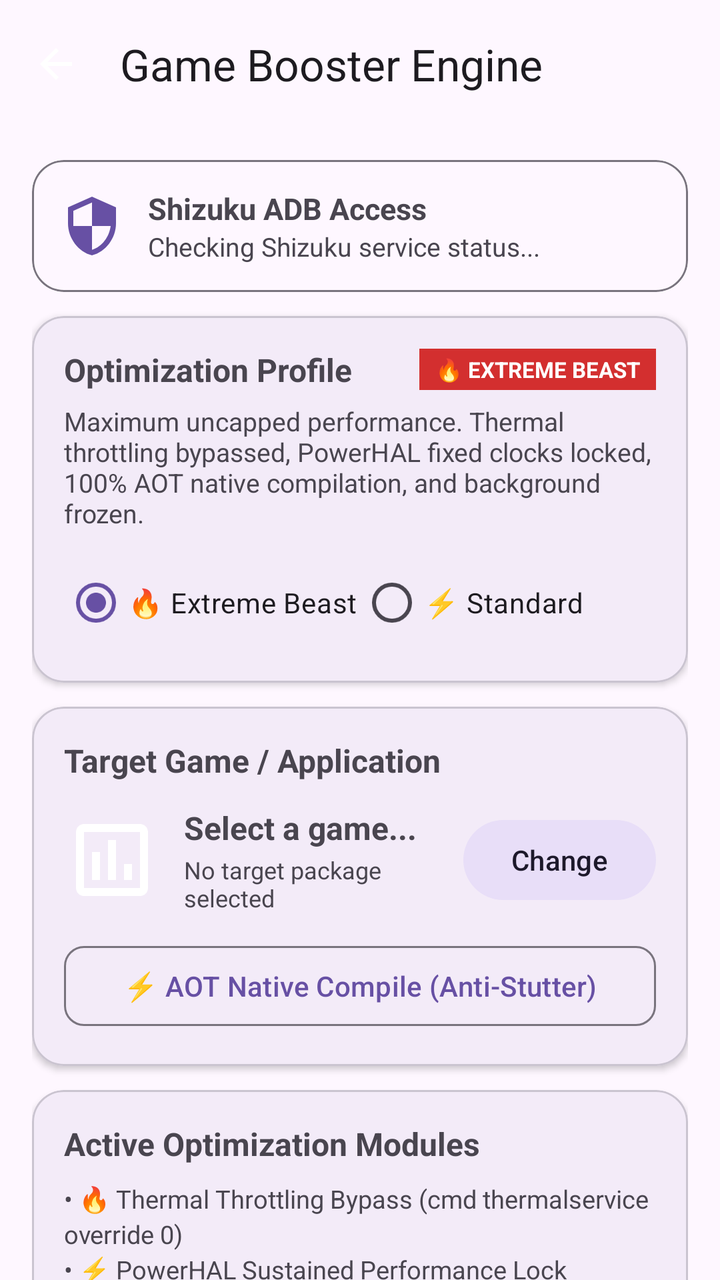
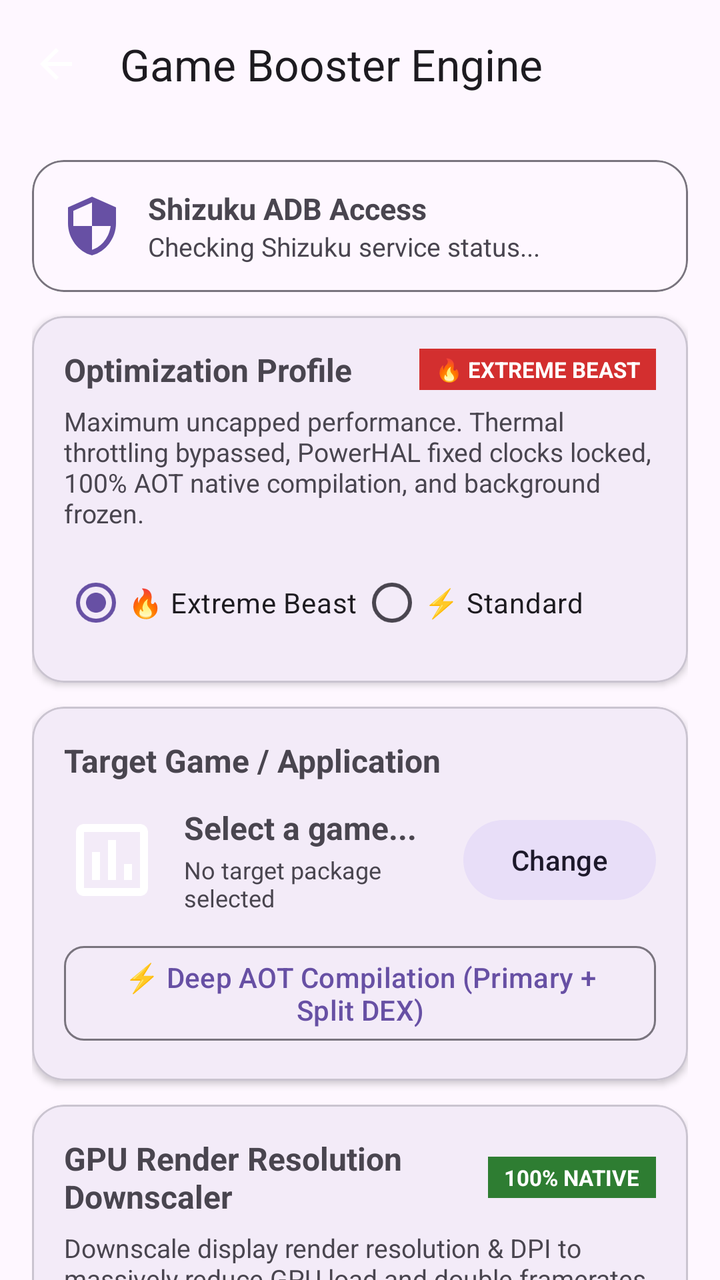

Before-and-after screenshots of an Android layout around one commit, followed by the original layout XML and the change that was made.
<!-- AndroidManifest.xml: application theme Theme.NdiMonitor -->
<!-- res/layout/activity_game_booster.xml -->
<?xml version="1.0" encoding="utf-8"?>
<androidx.coordinatorlayout.widget.CoordinatorLayout
    xmlns:android="http://schemas.android.com/apk/res/android"
    xmlns:app="http://schemas.android.com/apk/res-auto"
    xmlns:tools="http://schemas.android.com/tools"
    android:layout_width="match_parent"
    android:layout_height="match_parent"
    android:background="?android:attr/colorBackground">

    <com.google.android.material.appbar.AppBarLayout
        android:layout_width="match_parent"
        android:layout_height="wrap_content"
        android:fitsSystemWindows="true">

        <com.google.android.material.appbar.MaterialToolbar
            android:id="@+id/toolbar"
            android:layout_width="match_parent"
            android:layout_height="?attr/actionBarSize"
            app:navigationIcon="@drawable/ic_arrow_back_24"
            app:title="Game Booster Engine" />

    </com.google.android.material.appbar.AppBarLayout>

    <androidx.core.widget.NestedScrollView
        android:layout_width="match_parent"
        android:layout_height="match_parent"
        app:layout_behavior="@string/appbar_scrolling_view_behavior">

        <LinearLayout
            android:layout_width="match_parent"
            android:layout_height="wrap_content"
            android:orientation="vertical"
            android:padding="16dp">

            
            <com.google.android.material.card.MaterialCardView
                android:id="@+id/cardShizukuStatus"
                android:layout_width="match_parent"
                android:layout_height="wrap_content"
                android:layout_marginBottom="12dp"
                app:cardCornerRadius="16dp"
                app:cardElevation="0dp"
                app:strokeColor="?attr/colorOutline"
                app:strokeWidth="1dp">

                <LinearLayout
                    android:layout_width="match_parent"
                    android:layout_height="wrap_content"
                    android:orientation="horizontal"
                    android:padding="14dp"
                    android:gravity="center_vertical">

                    <ImageView
                        android:id="@+id/imgShizukuIcon"
                        android:layout_width="32dp"
                        android:layout_height="32dp"
                        android:src="@drawable/ic_security_24"
                        app:tint="?attr/colorPrimary" />

                    <LinearLayout
                        android:layout_width="0dp"
                        android:layout_height="wrap_content"
                        android:layout_weight="1"
                        android:layout_marginStart="12dp"
                        android:orientation="vertical">

                        <TextView
                            android:id="@+id/tvShizukuTitle"
                            android:layout_width="wrap_content"
                            android:layout_height="wrap_content"
                            android:text="Shizuku ADB Access"
                            android:textSize="15sp"
                            android:textStyle="bold" />

                        <TextView
                            android:id="@+id/tvShizukuDesc"
                            android:layout_width="wrap_content"
                            android:layout_height="wrap_content"
                            android:text="Checking Shizuku service status..."
                            android:textSize="13sp"
                            android:textColor="?android:attr/textColorSecondary" />
                    </LinearLayout>

                    <com.google.android.material.button.MaterialButton
                        android:id="@+id/btnGrantShizuku"
                        android:layout_width="wrap_content"
                        android:layout_height="wrap_content"
                        android:text="Grant"
                        android:visibility="gone"
                        style="@style/Widget.Material3.Button.TonalButton" />
                </LinearLayout>
            </com.google.android.material.card.MaterialCardView>

            
            <com.google.android.material.card.MaterialCardView
                android:layout_width="match_parent"
                android:layout_height="wrap_content"
                android:layout_marginBottom="12dp"
                app:cardCornerRadius="16dp"
                app:cardElevation="2dp">

                <LinearLayout
                    android:layout_width="match_parent"
                    android:layout_height="wrap_content"
                    android:orientation="vertical"
                    android:padding="16dp">

                    <LinearLayout
                        android:layout_width="match_parent"
                        android:layout_height="wrap_content"
                        android:orientation="horizontal"
                        android:gravity="center_vertical">

                        <TextView
                            android:layout_width="0dp"
                            android:layout_height="wrap_content"
                            android:layout_weight="1"
                            android:text="Optimization Profile"
                            android:textSize="16sp"
                            android:textStyle="bold" />

                        <TextView
                            android:id="@+id/tvModeBadge"
                            android:layout_width="wrap_content"
                            android:layout_height="wrap_content"
                            android:background="#D32F2F"
                            android:paddingHorizontal="8dp"
                            android:paddingVertical="3dp"
                            android:text="🔥 EXTREME BEAST"
                            android:textColor="#FFFFFF"
                            android:textSize="11sp"
                            android:textStyle="bold" />
                    </LinearLayout>

                    <TextView
                        android:id="@+id/tvModeDescription"
                        android:layout_width="wrap_content"
                        android:layout_height="wrap_content"
                        android:text="Maximum uncapped performance. Thermal throttling bypassed, PowerHAL fixed clocks locked, 100% AOT native compilation, and background frozen."
                        android:textSize="13sp"
                        android:textColor="?android:attr/textColorSecondary"
                        android:layout_marginTop="6dp" />

                    <RadioGroup
                        android:id="@+id/rgBoostMode"
                        android:layout_width="match_parent"
                        android:layout_height="wrap_content"
                        android:orientation="horizontal"
                        android:layout_marginTop="12dp">

                        <RadioButton
                            android:id="@+id/rbExtremeBeast"
                            android:layout_width="0dp"
                            android:layout_height="wrap_content"
                            android:layout_weight="1"
                            android:checked="true"
                            android:text="🔥 Extreme Beast" />

                        <RadioButton
                            android:id="@+id/rbStandardBoost"
                            android:layout_width="0dp"
                            android:layout_height="wrap_content"
                            android:layout_weight="1"
                            android:text="⚡ Standard" />
                    </RadioGroup>
                </LinearLayout>
            </com.google.android.material.card.MaterialCardView>

            
            <com.google.android.material.card.MaterialCardView
                android:id="@+id/cardTargetGame"
                android:layout_width="match_parent"
                android:layout_height="wrap_content"
                android:layout_marginBottom="12dp"
                app:cardCornerRadius="16dp"
                app:cardElevation="2dp">

                <LinearLayout
                    android:layout_width="match_parent"
                    android:layout_height="wrap_content"
                    android:orientation="vertical"
                    android:padding="16dp">

                    <TextView
                        android:layout_width="wrap_content"
                        android:layout_height="wrap_content"
                        android:text="Target Game / Application"
                        android:textSize="16sp"
                        android:textStyle="bold" />

                    <LinearLayout
                        android:layout_width="match_parent"
                        android:layout_height="wrap_content"
                        android:gravity="center_vertical"
                        android:orientation="horizontal"
                        android:layout_marginTop="12dp">

                        <ImageView
                            android:id="@+id/imgSelectedGameIcon"
                            android:layout_width="48dp"
                            android:layout_height="48dp"
                            android:src="@drawable/ic_stat_fps" />

                        <LinearLayout
                            android:layout_width="0dp"
                            android:layout_height="wrap_content"
                            android:layout_marginStart="12dp"
                            android:layout_weight="1"
                            android:orientation="vertical">

                            <TextView
                                android:id="@+id/tvSelectedGameName"
                                android:layout_width="wrap_content"
                                android:layout_height="wrap_content"
                                android:text="Select a game..."
                                android:textSize="16sp"
                                android:textStyle="bold" />

                            <TextView
                                android:id="@+id/tvSelectedGamePackage"
                                android:layout_width="wrap_content"
                                android:layout_height="wrap_content"
                                android:layout_marginTop="2dp"
                                android:text="No target package selected"
                                android:textColor="?android:attr/textColorSecondary"
                                android:textSize="12sp" />
                        </LinearLayout>

                        <com.google.android.material.button.MaterialButton
                            android:id="@+id/btnChangeGame"
                            android:layout_width="wrap_content"
                            android:layout_height="wrap_content"
                            android:text="Change"
                            style="@style/Widget.Material3.Button.TonalButton" />
                    </LinearLayout>

                    <LinearLayout
                        android:layout_width="match_parent"
                        android:layout_height="wrap_content"
                        android:orientation="horizontal"
                        android:layout_marginTop="12dp">

                        <com.google.android.material.button.MaterialButton
                            android:id="@+id/btnCompileAotOnly"
                            android:layout_width="match_parent"
                            android:layout_height="wrap_content"
                            android:text="⚡ AOT Native Compile (Anti-Stutter)"
                            style="@style/Widget.Material3.Button.OutlinedButton"
                            app:cornerRadius="10dp" />
                    </LinearLayout>
                </LinearLayout>
            </com.google.android.material.card.MaterialCardView>

            
            <com.google.android.material.card.MaterialCardView
                android:layout_width="match_parent"
                android:layout_height="wrap_content"
                android:layout_marginBottom="12dp"
                app:cardCornerRadius="16dp"
                app:cardElevation="2dp">

                <LinearLayout
                    android:layout_width="match_parent"
                    android:layout_height="wrap_content"
                    android:orientation="vertical"
                    android:padding="16dp">

                    <TextView
                        android:layout_width="wrap_content"
                        android:layout_height="wrap_content"
                        android:text="Active Optimization Modules"
                        android:textSize="16sp"
                        android:textStyle="bold" />

                    <TextView
                        android:layout_width="wrap_content"
                        android:layout_height="wrap_content"
                        android:text="• 🔥 Thermal Throttling Bypass (cmd thermalservice override 0)\n• ⚡ PowerHAL Sustained Performance Lock\n• 🎮 120Hz Force Lock &amp; Zero SurfaceFlinger Latency\n• 🏎️ CPU Renice -20 &amp; Big-Core Pinning (taskset)\n• 🎯 Android Game Intervention API (Mode 2: Perf, 120 FPS)\n• 🚀 100% ART AOT Native Machine Compilation\n• 🌐 Low Latency Gaming DNS (1.1.1.1) &amp; Network Lock\n• 🚫 Disable Virtual RAM / RAM Plus (Anti-Stutter)\n• 🔕 Total Game DND &amp; Disable Heads-Up Popups\n• 💥 Kill Joyose &amp; Samsung GOS Throttler Daemons"
                        android:textSize="12.5sp"
                        android:textColor="?android:attr/textColorSecondary"
                        android:lineSpacingExtra="3dp"
                        android:layout_marginTop="8dp" />
                </LinearLayout>
            </com.google.android.material.card.MaterialCardView>

            
            <com.google.android.material.card.MaterialCardView
                android:layout_width="match_parent"
                android:layout_height="wrap_content"
                android:layout_marginBottom="12dp"
                app:cardCornerRadius="16dp"
                app:cardElevation="2dp">

                <LinearLayout
                    android:layout_width="match_parent"
                    android:layout_height="wrap_content"
                    android:orientation="vertical"
                    android:padding="16dp">

                    <TextView
                        android:layout_width="wrap_content"
                        android:layout_height="wrap_content"
                        android:text="Real-Time Hardware Watchdog"
                        android:textSize="16sp"
                        android:textStyle="bold" />

                    <LinearLayout
                        android:layout_width="match_parent"
                        android:layout_height="wrap_content"
                        android:orientation="horizontal"
                        android:layout_marginTop="12dp">

                        
                        <LinearLayout
                            android:layout_width="0dp"
                            android:layout_height="wrap_content"
                            android:layout_weight="1"
                            android:orientation="vertical"
                            android:gravity="center">

                            <TextView
                                android:layout_width="wrap_content"
                                android:layout_height="wrap_content"
                                android:text="Battery Temp"
                                android:textSize="12sp"
                                android:textColor="?android:attr/textColorSecondary" />

                            <TextView
                                android:id="@+id/tvBatteryTemp"
                                android:layout_width="wrap_content"
                                android:layout_height="wrap_content"
                                android:text="--.- °C"
                                android:textSize="20sp"
                                android:textStyle="bold"
                                android:layout_marginTop="4dp" />

                            <TextView
                                android:id="@+id/tvThermalThrottleWarning"
                                android:layout_width="wrap_content"
                                android:layout_height="wrap_content"
                                android:text="Throttling Risk"
                                android:textColor="#E53935"
                                android:textSize="11sp"
                                android:textStyle="bold"
                                android:visibility="gone"
                                android:layout_marginTop="2dp" />
                        </LinearLayout>

                        <View
                            android:layout_width="1dp"
                            android:layout_height="match_parent"
                            android:background="?attr/colorOutline" />

                        
                        <LinearLayout
                            android:layout_width="0dp"
                            android:layout_height="wrap_content"
                            android:layout_weight="1"
                            android:orientation="vertical"
                            android:gravity="center">

                            <TextView
                                android:layout_width="wrap_content"
                                android:layout_height="wrap_content"
                                android:text="Free Physical RAM"
                                android:textSize="12sp"
                                android:textColor="?android:attr/textColorSecondary" />

                            <TextView
                                android:id="@+id/tvAvailableRam"
                                android:layout_width="wrap_content"
                                android:layout_height="wrap_content"
                                android:text="-- MB"
                                android:textSize="20sp"
                                android:textStyle="bold"
                                android:layout_marginTop="4dp" />

                            <TextView
                                android:id="@+id/tvLowRamWarning"
                                android:layout_width="wrap_content"
                                android:layout_height="wrap_content"
                                android:text="Low RAM (&lt;400MB)"
                                android:textColor="#E53935"
                                android:textSize="11sp"
                                android:textStyle="bold"
                                android:visibility="gone"
                                android:layout_marginTop="2dp" />
                        </LinearLayout>
                    </LinearLayout>

                    <com.google.android.material.progressindicator.LinearProgressIndicator
                        android:id="@+id/progressRamUsage"
                        android:layout_width="match_parent"
                        android:layout_height="wrap_content"
                        android:layout_marginTop="12dp"
                        app:trackCornerRadius="4dp" />
                </LinearLayout>
            </com.google.android.material.card.MaterialCardView>

            
            <com.google.android.material.card.MaterialCardView
                android:layout_width="match_parent"
                android:layout_height="wrap_content"
                android:layout_marginBottom="12dp"
                app:cardCornerRadius="16dp"
                app:cardElevation="2dp">

                <LinearLayout
                    android:layout_width="match_parent"
                    android:layout_height="wrap_content"
                    android:orientation="vertical"
                    android:padding="16dp">

                    <TextView
                        android:layout_width="wrap_content"
                        android:layout_height="wrap_content"
                        android:text="Execute Optimization"
                        android:textSize="16sp"
                        android:textStyle="bold" />

                    <com.google.android.material.progressindicator.LinearProgressIndicator
                        android:id="@+id/progressBoost"
                        android:layout_width="match_parent"
                        android:layout_height="wrap_content"
                        android:layout_marginTop="16dp"
                        android:visibility="gone"
                        android:indeterminate="true" />

                    <TextView
                        android:id="@+id/tvBoostProgressMessage"
                        android:layout_width="wrap_content"
                        android:layout_height="wrap_content"
                        android:text="Boosting..."
                        android:textSize="13sp"
                        android:visibility="gone"
                        android:layout_marginTop="8dp" />

                    <com.google.android.material.button.MaterialButton
                        android:id="@+id/btnBoostAndLaunch"
                        android:layout_width="match_parent"
                        android:layout_height="wrap_content"
                        android:text="🚀 BOOST &amp; LAUNCH GAME"
                        android:layout_marginTop="16dp"
                        app:cornerRadius="12dp" />

                    <com.google.android.material.button.MaterialButton
                        android:id="@+id/btnBoostNow"
                        android:layout_width="match_parent"
                        android:layout_height="wrap_content"
                        android:text="⚡ QUICK SYSTEM BOOST ONLY"
                        android:layout_marginTop="8dp"
                        style="@style/Widget.Material3.Button.TonalButton"
                        app:cornerRadius="12dp" />

                    <com.google.android.material.button.MaterialButton
                        android:id="@+id/btnRestoreDefaults"
                        android:layout_width="match_parent"
                        android:layout_height="wrap_content"
                        android:text="🔄 RESTORE SYSTEM DEFAULTS"
                        android:layout_marginTop="8dp"
                        style="@style/Widget.Material3.Button.OutlinedButton"
                        app:cornerRadius="12dp" />
                </LinearLayout>
            </com.google.android.material.card.MaterialCardView>

            
            <com.google.android.material.card.MaterialCardView
                android:id="@+id/cardBoostResults"
                android:layout_width="match_parent"
                android:layout_height="wrap_content"
                android:visibility="gone"
                app:cardCornerRadius="16dp"
                app:cardElevation="2dp">

                <LinearLayout
                    android:layout_width="match_parent"
                    android:layout_height="wrap_content"
                    android:orientation="vertical"
                    android:padding="16dp">

                    <TextView
                        android:layout_width="wrap_content"
                        android:layout_height="wrap_content"
                        android:text="Optimization Execution Report"
                        android:textSize="16sp"
                        android:textStyle="bold" />

                    <TextView
                        android:id="@+id/tvBoostResultsLog"
                        android:layout_width="match_parent"
                        android:layout_height="wrap_content"
                        android:fontFamily="monospace"
                        android:textSize="12sp"
                        android:textColor="?android:attr/textColorSecondary"
                        android:layout_marginTop="8dp" />
                </LinearLayout>
            </com.google.android.material.card.MaterialCardView>

        </LinearLayout>
    </androidx.core.widget.NestedScrollView>

</androidx.coordinatorlayout.widget.CoordinatorLayout>
<!-- resources referenced by this layout -->
<resources>
  <!-- drawable ic_arrow_back_24 (drawable) -->
  <vector xmlns:android="http://schemas.android.com/apk/res/android"
      android:width="24dp"
      android:height="24dp"
      android:viewportWidth="24"
      android:viewportHeight="24">
      <path
          android:fillColor="#FFFFFFFF"
          android:pathData="M20,11H7.83l5.59,-5.59L12,4l-8,8 8,8 1.41,-1.41L7.83,13H20v-2z"/>
  </vector>
  <!-- drawable ic_security_24 (drawable) -->
  <vector xmlns:android="http://schemas.android.com/apk/res/android"
      android:width="24dp"
      android:height="24dp"
      android:viewportWidth="24"
      android:viewportHeight="24">
      <path
          android:fillColor="#FF000000"
          android:pathData="M12,1L3,5v6c0,5.55 3.84,10.74 9,12c5.16,-1.26 9,-6.45 9,-12V5L12,1zM12,11.99h7c-0.53,4.12 -3.28,7.79 -7,8.94V12H5V6.3l7,-3.11V11.99z" />
  </vector>
  <!-- drawable ic_stat_fps (drawable) -->
  <vector xmlns:android="http://schemas.android.com/apk/res/android"
      android:width="24dp"
      android:height="24dp"
      android:viewportWidth="24"
      android:viewportHeight="24">
      <path
          android:fillColor="#FFFFFFFF"
          android:pathData="M19,3H5C3.9,3 3,3.9 3,5v14c0,1.1 0.9,2 2,2h14c1.1,0 2,-0.9 2,-2V5C21,3.9 20.1,3 19,3zM19,19H5V5h14V19zM7,10h2v7H7V10zM11,7h2v10h-2V7zM15,13h2v4h-2V13z" />
  </vector>
  <style name="Theme.NdiMonitor" parent="Theme.Material3.DayNight.NoActionBar">
          <item name="colorPrimary">@color/primary</item>
          <item name="colorOnPrimary">@color/on_primary</item>
          <item name="colorPrimaryContainer">@color/primary_container</item>
          <item name="colorOnPrimaryContainer">@color/on_primary_container</item>
          <item name="android:statusBarColor">?attr/colorSurface</item>
          <item name="android:windowLightStatusBar" tools:targetApi="m">true</item>
      </style>
  <color name="primary">#6750A4</color>
  <color name="on_primary">#FFFFFF</color>
  <color name="primary_container">#EADDFF</color>
  <color name="on_primary_container">#21005D</color>
</resources>

<!-- the commit's change to res/layout/activity_game_booster.xml (unified diff, before → after) -->
@@ -244,7 +244,7 @@
                             android:id="@+id/btnCompileAotOnly"
                             android:layout_width="match_parent"
                             android:layout_height="wrap_content"
-                            android:text="⚡ AOT Native Compile (Anti-Stutter)"
+                            android:text="⚡ Deep AOT Compilation (Primary + Split DEX)"
                             style="@style/Widget.Material3.Button.OutlinedButton"
                             app:cornerRadius="10dp" />
                     </LinearLayout>
@@ -265,6 +265,90 @@
                     android:orientation="vertical"
                     android:padding="16dp">
 
+                    <LinearLayout
+                        android:layout_width="match_parent"
+                        android:layout_height="wrap_content"
+                        android:orientation="horizontal"
+                        android:gravity="center_vertical">
+
+                        <TextView
+                            android:layout_width="0dp"
+                            android:layout_height="wrap_content"
+                            android:layout_weight="1"
+                            android:text="GPU Render Resolution Downscaler"
+                            android:textSize="16sp"
+                            android:textStyle="bold" />
+
+                        <TextView
+                            android:id="@+id/tvResolutionBadge"
+                            android:layout_width="wrap_content"
+                            android:layout_height="wrap_content"
+                            android:background="#2E7D32"
+                            android:paddingHorizontal="8dp"
+                            android:paddingVertical="3dp"
+                            android:text="100% NATIVE"
+                            android:textColor="#FFFFFF"
+                            android:textSize="11sp"
+                            android:textStyle="bold" />
+                    </LinearLayout>
+
+                    <TextView
+                        android:layout_width="wrap_content"
+                        android:layout_height="wrap_content"
+                        android:text="Downscale display render resolution &amp; DPI to massively reduce GPU load and double framerates on heavy games."
+                        android:textSize="13sp"
+                        android:textColor="?android:attr/textColorSecondary"
+                        android:layout_marginTop="6dp" />
+
+                    <RadioGroup
+                        android:id="@+id/rgResolutionPreset"
+                        android:layout_width="match_parent"
+                        android:layout_height="wrap_content"
+                        android:orientation="vertical"
+                        android:layout_marginTop="10dp">
+
+                        <RadioButton
+                            android:id="@+id/rbResNative"
+                            android:layout_width="match_parent"
+                            android:layout_height="wrap_content"
+                            android:checked="true"
+                            android:text="🖥️ Native (100% - Default Sharpness)" />
+
+                        <RadioButton
+                            android:id="@+id/rbRes85"
+                            android:layout_width="match_parent"
+                            android:layout_height="wrap_content"
+                            android:text="⚡ 85% Resolution (Ultra-Smooth + Balanced)" />
+
+                        <RadioButton
+                            android:id="@+id/rbRes70"
+                            android:layout_width="match_parent"
+                            android:layout_height="wrap_content"
+                            android:text="🚀 70% Resolution (High FPS / Heavy Games)" />
+
+                        <RadioButton
+                            android:id="@+id/rbRes50"
+                            android:layout_width="match_parent"
+                            android:layout_height="wrap_content"
+                            android:text="🔥 50% Resolution (Extreme Beast Max FPS)" />
+                    </RadioGroup>
+                </LinearLayout>
+            </com.google.android.material.card.MaterialCardView>
+
+            
+            <com.google.android.material.card.MaterialCardView
+                android:layout_width="match_parent"
+                android:layout_height="wrap_content"
+                android:layout_marginBottom="12dp"
+                app:cardCornerRadius="16dp"
+                app:cardElevation="2dp">
+
+                <LinearLayout
+                    android:layout_width="match_parent"
+                    android:layout_height="wrap_content"
+                    android:orientation="vertical"
+                    android:padding="16dp">
+
                     <TextView
                         android:layout_width="wrap_content"
                         android:layout_height="wrap_content"
@@ -275,7 +359,7 @@
                     <TextView
                         android:layout_width="wrap_content"
                         android:layout_height="wrap_content"
-                        android:text="• 🔥 Thermal Throttling Bypass (cmd thermalservice override 0)\n• ⚡ PowerHAL Sustained Performance Lock\n• 🎮 120Hz Force Lock &amp; Zero SurfaceFlinger Latency\n• 🏎️ CPU Renice -20 &amp; Big-Core Pinning (taskset)\n• 🎯 Android Game Intervention API (Mode 2: Perf, 120 FPS)\n• 🚀 100% ART AOT Native Machine Compilation\n• 🌐 Low Latency Gaming DNS (1.1.1.1) &amp; Network Lock\n• 🚫 Disable Virtual RAM / RAM Plus (Anti-Stutter)\n• 🔕 Total Game DND &amp; Disable Heads-Up Popups\n• 💥 Kill Joyose &amp; Samsung GOS Throttler Daemons"
+                        android:text="• 🔥 Thermal Throttling Bypass (cmd thermalservice override 0)\n• ⚡ PowerHAL Sustained Performance Lock\n• 🏎️ CPU Uclamp 100% (1024) &amp; SchedTune Prime-Core Boost\n• 🎮 GPU Devfreq Max Clocks &amp; Power Rails Forcing (kgsl/GED)\n• 🧠 Linux Kernel VM Memory Compaction &amp; Drop Caches\n• 🛡️ Anti-Kill OOM Shield (-1000) for Target Game\n• 🎯 Android Game Intervention &amp; ANGLE Vulkan Driver\n• 🚀 Deep AOT Compilation (Primary + Split DEX)\n• 🖥️ SurfaceFlinger Early Phase Zero-Latency Offsets\n• 👆 Low Input Delay (Touch Slop 2px) &amp; FIFO UI Scheduling\n• 📶 Wi-Fi Low-Latency Mode &amp; TCP QuickACK Ping Booster\n• 🛑 App Standby Freeze (Restricted) &amp; Background Purge\n• 🚫 Disable Virtual RAM / RAM Plus (Anti-Stutter)\n• 🔕 Total Game DND &amp; Disable Heads-Up Popups\n• 💥 Kill Joyose &amp; Samsung GOS Throttlers"
                         android:textSize="12.5sp"
                         android:textColor="?android:attr/textColorSecondary"
                         android:lineSpacingExtra="3dp"
